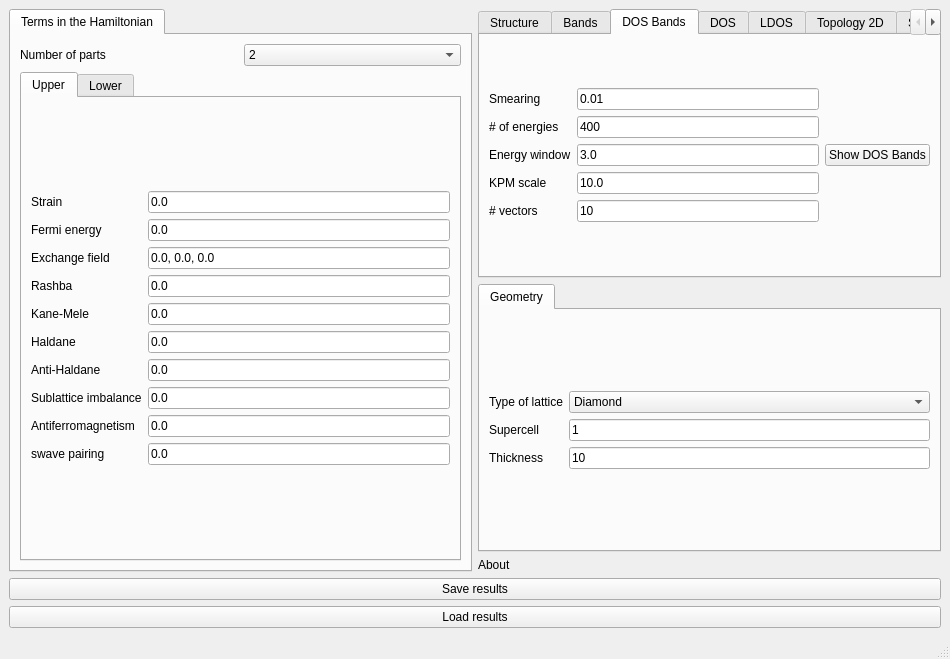
joselado/quantum-lattice, file interface-pyqt/hybridfilm/interface.ui: the form before one commit.
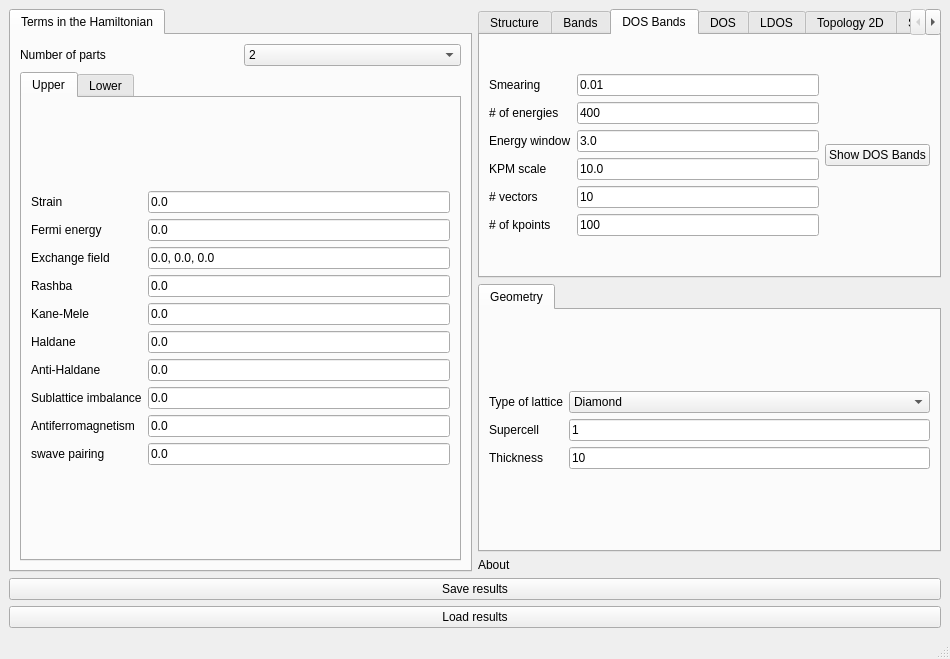
The form after the commit. The open tabs and pages were chosen to show the change. Custom widgets are drawn as their Qt base class.

Commit message: Fix Hamiltonian-building and interface bugs found in a bug-hunt audit

What changed in the file:
```diff
--- a/interface-pyqt/hybridfilm/interface.ui
+++ b/interface-pyqt/hybridfilm/interface.ui
@@ -694,6 +694,23 @@
             </property>
            </widget>
           </item>
+          <item row="5" column="0">
+           <widget class="BodyLabel" name="label_nk_kbands">
+            <property name="text">
+             <string># of kpoints</string>
+            </property>
+           </widget>
+          </item>
+          <item row="5" column="1">
+           <widget class="LineEdit" name="nk_kbands">
+            <property name="toolTip">
+             <string>Number of k-points used in the KDOS-resolved-along-bands calculation.</string>
+            </property>
+            <property name="text">
+             <string>100</string>
+            </property>
+           </widget>
+          </item>
          </layout>
         </item>
         <item row="0" column="1">
```
The commit also changes 25 other files.
